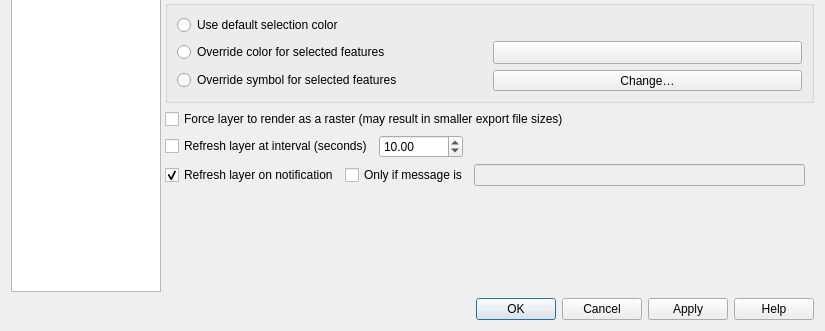
Old version of the form src/ui/qgsvectorlayerpropertiesbase.ui in the repository qgis/QGIS; both pictures show x 0 to 825 and y 399 to 730 of the 825 by 730 pixel window.
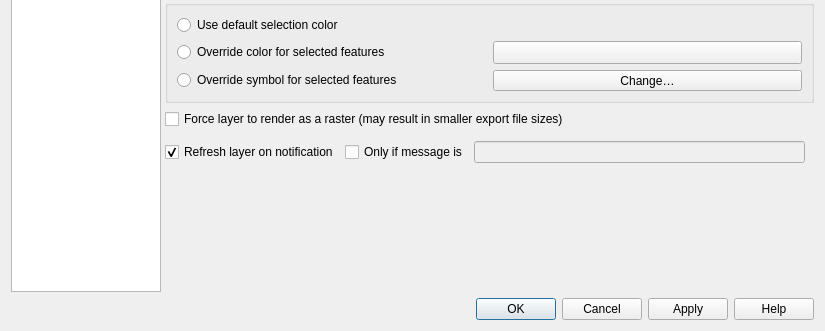
New version of the form. The open tabs and pages were chosen to show the change. Icons and pictures are not drawn. Custom widgets are drawn as their Qt base class.

Commit message: Add choice of two different modes for "Refresh Layer at Interval"

Patch:
```diff
--- a/src/ui/qgsvectorlayerpropertiesbase.ui
+++ b/src/ui/qgsvectorlayerpropertiesbase.ui
@@ -1582,8 +1582,8 @@
                <rect>
                 <x>0</x>
                 <y>0</y>
-                <width>695</width>
-                <height>552</height>
+                <width>639</width>
+                <height>705</height>
                </rect>
               </property>
               <layout class="QVBoxLayout" name="verticalLayout_32">
@@ -1857,50 +1857,11 @@
                 </widget>
                </item>
                <item>
-                <layout class="QHBoxLayout" name="horizontalLayout_3">
-                 <item>
-                  <widget class="QCheckBox" name="mRefreshLayerCheckBox">
-                   <property name="text">
-                    <string>Refresh layer at interval (seconds)</string>
-                   </property>
-                  </widget>
-                 </item>
-                 <item>
-                  <widget class="QgsDoubleSpinBox" name="mRefreshLayerIntervalSpinBox">
-                   <property name="toolTip">
-                    <string>Lower values result in more data refreshing. Canvas updates are deferred in order to avoid refreshing multiple times if more than one layer has an auto update interval set.</string>
-                   </property>
-                   <property name="decimals">
-                    <number>2</number>
-                   </property>
-                   <property name="minimum">
-                    <double>0.000000000000000</double>
-                   </property>
-                   <property name="maximum">
-                    <double>100000000000000000000.000000000000000</double>
-                   </property>
-                   <property name="singleStep">
-                    <double>5.000000000000000</double>
-                   </property>
-                   <property name="value">
-                    <double>10.000000000000000</double>
-                   </property>
-                  </widget>
-                 </item>
-                 <item>
-                  <spacer name="horizontalSpacer_4">
-                   <property name="orientation">
-                    <enum>Qt::Horizontal</enum>
-                   </property>
-                   <property name="sizeHint" stdset="0">
-                    <size>
-                     <width>40</width>
-                     <height>20</height>
-                    </size>
-                   </property>
-                  </spacer>
-                 </item>
-                </layout>
+                <widget class="QgsMapLayerRefreshSettingsWidget" name="mRefreshSettingsWidget" native="true">
+                 <property name="focusPolicy">
+                  <enum>Qt::StrongFocus</enum>
+                 </property>
+                </widget>
                </item>
                <item>
                 <layout class="QHBoxLayout" name="horizontalLayout_14">
@@ -2750,6 +2711,12 @@
    <header>qgscolorbutton.h</header>
    <container>1</container>
   </customwidget>
+  <customwidget>
+   <class>QgsMapLayerRefreshSettingsWidget</class>
+   <extends>QWidget</extends>
+   <header>qgsmaplayerrefreshsettingswidget.h</header>
+   <container>1</container>
+  </customwidget>
  </customwidgets>
  <tabstops>
   <tabstop>mSearchLineEdit</tabstop>
```
Left out of the diff: 32 changed lines with no effect on the pictures. The commit also changes 14 other files.
